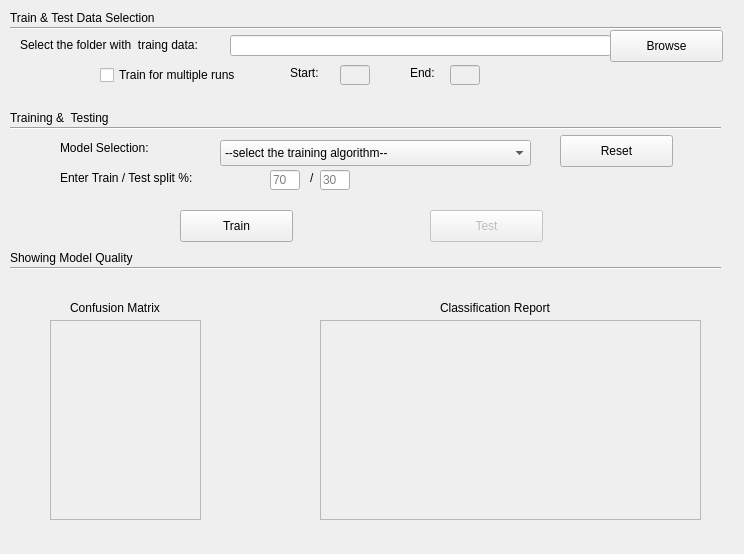
Above: machineLearningGUI.ui from gihankaushyal/PixelAnomalyDetectorTool before the change. Below: the same form after it.
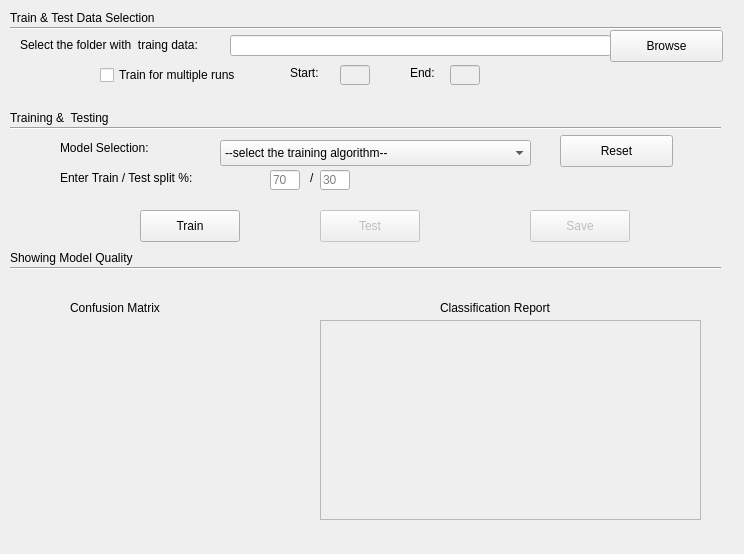
That is the form after the change.

Commit message: Changed the text field for confusion matrix for a widget so that a plot of confusion matrix can be shown

```diff
--- a/machineLearningGUI.ui
+++ b/machineLearningGUI.ui
@@ -220,9 +220,9 @@
    </property>
    <property name="geometry">
     <rect>
-     <x>430</x>
+     <x>320</x>
      <y>210</y>
-     <width>113</width>
+     <width>100</width>
      <height>32</height>
     </rect>
    </property>
@@ -233,9 +233,9 @@
   <widget class="QPushButton" name="trainButton">
    <property name="geometry">
     <rect>
-     <x>180</x>
+     <x>140</x>
      <y>210</y>
-     <width>113</width>
+     <width>100</width>
      <height>32</height>
     </rect>
    </property>
@@ -243,19 +243,6 @@
     <string>Train</string>
    </property>
   </widget>
-  <widget class="QTextEdit" name="confusionMatrix">
-   <property name="enabled">
-    <bool>false</bool>
-   </property>
-   <property name="geometry">
-    <rect>
-     <x>50</x>
-     <y>320</y>
-     <width>151</width>
-     <height>200</height>
-    </rect>
-   </property>
-  </widget>
   <widget class="QTextEdit" name="classificationReport">
    <property name="enabled">
     <bool>false</bool>
@@ -398,6 +385,32 @@
     <string>Reset</string>
    </property>
   </widget>
+  <widget class="QWidget" name="confusionMatrix" native="true">
+   <property name="geometry">
+    <rect>
+     <x>40</x>
+     <y>320</y>
+     <width>261</width>
+     <height>201</height>
+    </rect>
+   </property>
+  </widget>
+  <widget class="QPushButton" name="saveButton">
+   <property name="enabled">
+    <bool>false</bool>
+   </property>
+   <property name="geometry">
+    <rect>
+     <x>530</x>
+     <y>210</y>
+     <width>100</width>
+     <height>32</height>
+    </rect>
+   </property>
+   <property name="text">
+    <string>Save</string>
+   </property>
+  </widget>
  </widget>
  <resources/>
  <connections/>
```
